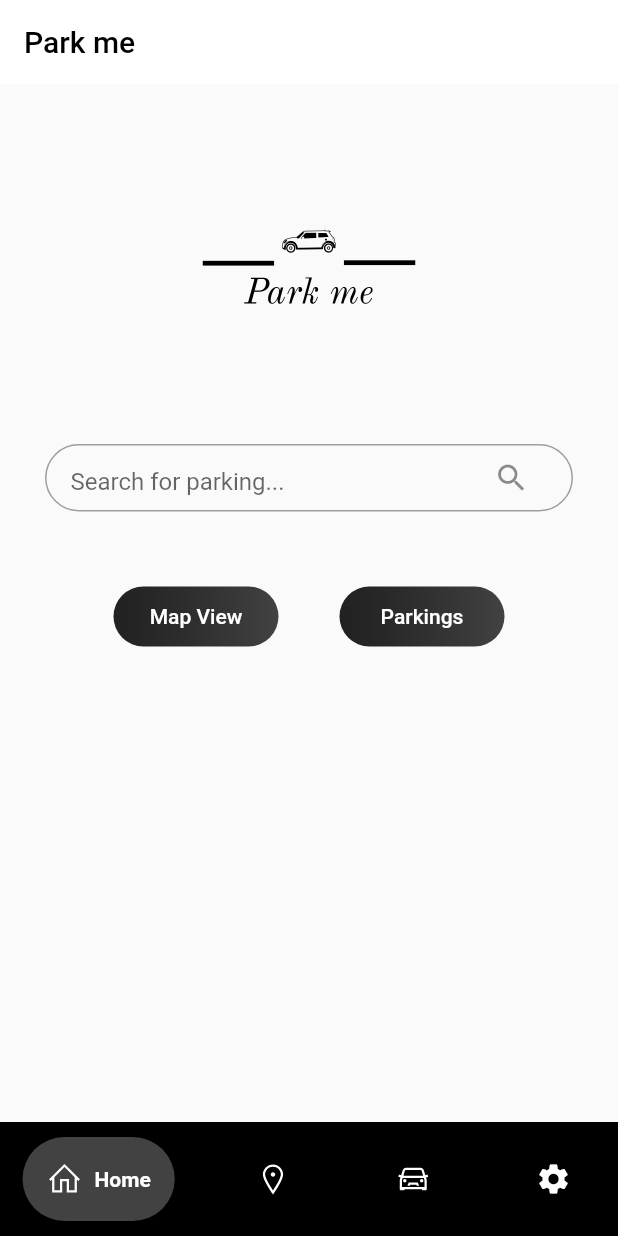
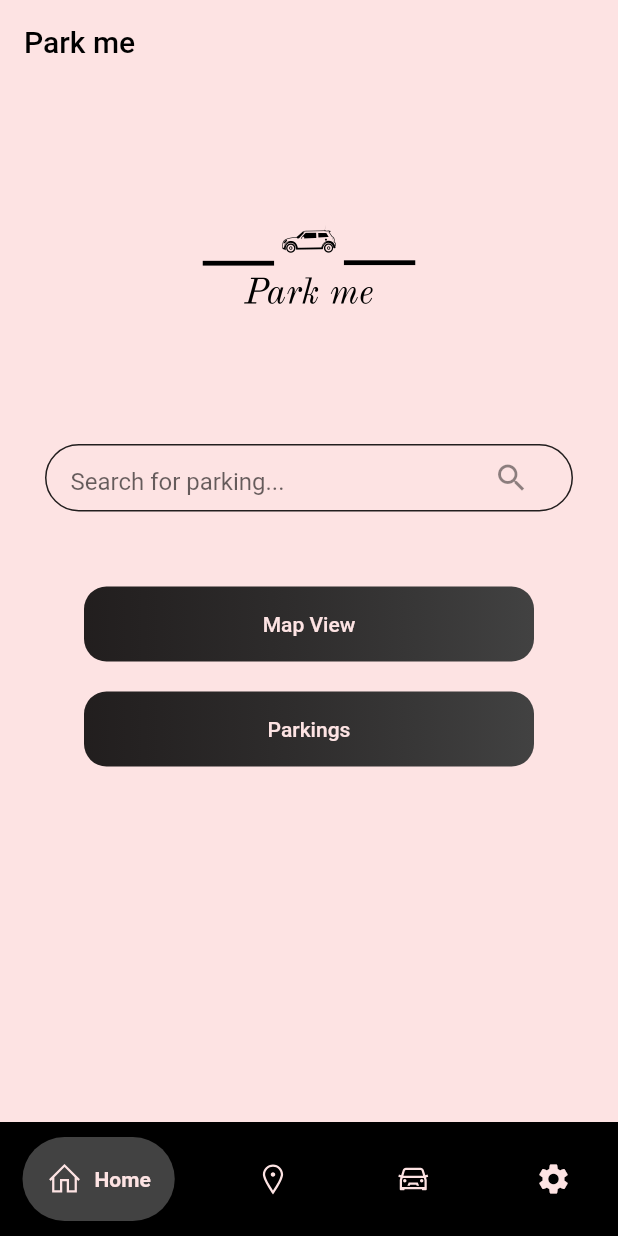
Before and after one commit to dhiyanesh-cyber/car-parking, a Flutter app: the SimpleStartingScreen screen opened by its route, on a phone screen of 412 x 824 dp. Run offline on Flutter 3.47's test engine with Material 2 defaults, Android fonts, the phone set to English and light mode, and no system bars; drawn by our look-alikes of google_nav_bar; our stand-ins replace cloud_firestore, firebase_auth, firebase_core, firebase_storage, geolocator, google_maps_flutter and 3 more; accounts and stored records are empty.

Commit message:
local commit

```diff
--- /dev/null
+++ b/lib/presentation/colors/colors.dart
@@ -0,0 +1,8 @@
+import 'package:flutter/material.dart';
+
+class CustomColors {
+  static const Color myHexColor = Color(0xFFFDE3E3);
+  static const Color myHexColorDark = Color(0xFFECC9C9);
+  static const Color myHexColorDarker = Color(0xFFD0A6A6);
+// Add more color constants as needed
+}
--- a/lib/presentation/screens/common/nav_bar/custom_bottom_navigation_bar.dart
+++ b/lib/presentation/screens/common/nav_bar/custom_bottom_navigation_bar.dart
@@ -1,6 +1,8 @@
 import 'package:flutter/material.dart';
 import 'package:google_nav_bar/google_nav_bar.dart';
 import 'package:line_icons/line_icons.dart';
+
+import '../../../colors/colors.dart';
 
 class BottomNavigationBarWidget extends StatelessWidget {
   final int selectedIndex;
@@ -16,8 +18,8 @@ class BottomNavigationBarWidget extends StatelessWidget {
         padding: const EdgeInsets.symmetric(horizontal: 15.0, vertical: 10),
         child: GNav(
           backgroundColor: Colors.black,
-          color: Colors.white,
-          activeColor: Colors.white,
+          color: CustomColors.myHexColor,
+          activeColor: CustomColors.myHexColor,
           gap: 8,
           tabBackgroundColor: Colors.grey.shade800,
           padding: EdgeInsets.all(16),
--- a/lib/presentation/screens/home/simple_starting_screen.dart
+++ b/lib/presentation/screens/home/simple_starting_screen.dart
@@ -10,6 +10,8 @@ import '../common/nav_bar/custom_bottom_navigation_bar.dart';
 import '../../common/nav_animation/navigateWithAnimation.dart';
 import '../display_parking_details/DisplayParkingData_page.dart';
 import '../../../main.dart';
+import 'package:mapsss/presentation/colors/colors.dart';
+
 
 class SimpleStartingScreen extends StatefulWidget {
   @override
@@ -22,9 +24,10 @@ class _SimpleStartingScreenState extends State<SimpleStartingScreen> {
   @override
   Widget build(BuildContext context) {
     return Scaffold(
+      backgroundColor: CustomColors.myHexColor,
       appBar: AppBar(
         automaticallyImplyLeading: false,
-        backgroundColor: Colors.white,
+        backgroundColor: CustomColors.myHexColor,
         title: Text(
           'Park me',
           textAlign: TextAlign.center,
@@ -48,7 +51,7 @@ class _SimpleStartingScreenState extends State<SimpleStartingScreen> {
               Container(
                 height: 45,
                 decoration: BoxDecoration(
-                  border: Border.all(color: Colors.grey),
+                  border: Border.all(color: Colors.black87),
                   borderRadius: BorderRadius.circular(50),
                 ),
                 padding: EdgeInsets.symmetric(horizontal: 16.0),
@@ -64,16 +67,12 @@ class _SimpleStartingScreenState extends State<SimpleStartingScreen> {
                 ),
               ),
               SizedBox(height: 50),
-              Row(
-                mainAxisAlignment: MainAxisAlignment.spaceBetween,
-                children: [
-                  SizedBox(width: 5),
 
-                  Container(
-                    height: 40.0,
-                    width: 110,
+              Container(
+                    height: 50.0,
+                    width: 300,
                     decoration: BoxDecoration(
-                      borderRadius: BorderRadius.circular(30),
+                      borderRadius: BorderRadius.circular(15),
                       gradient: LinearGradient(
                         colors: [Colors.black87, Colors.grey.shade800],
                       ),
@@ -86,14 +85,18 @@ class _SimpleStartingScreenState extends State<SimpleStartingScreen> {
                         backgroundColor: Colors.transparent,
                         shadowColor: Colors.transparent,
                       ),
-                      child: Text('Map View'),
+                      child: Text('Map View',style: TextStyle(color: CustomColors.myHexColor),),
                     ),
                   ),
+
+                  SizedBox(
+                    height: 20,
+                  ),
                   Container(
-                    height: 40.0,
-                    width: 110,
+                    height: 50.0,
+                    width: 300,
                     decoration: BoxDecoration(
-                      borderRadius: BorderRadius.circular(30),
+                      borderRadius: BorderRadius.circular(15),
                       gradient: LinearGradient(
                         colors: [Colors.black87, Colors.grey.shade800],
                       ),
@@ -107,16 +110,16 @@ class _SimpleStartingScreenState extends State<SimpleStartingScreen> {
                         backgroundColor: Colors.transparent,
                         shadowColor: Colors.transparent,
                       ),
-                      child: Text('Parkings'),
+                      child: Text('Parkings',style: TextStyle(color: CustomColors.myHexColor),),
                     ),
                   ),
                   SizedBox(width: 5),
                 ],
               ),
-            ],
+
           ),
         ),
-      ),
+
       bottomNavigationBar: BottomNavigationBarWidget(
         selectedIndex: currentIndex,
         onTabChange: (index) {
```
